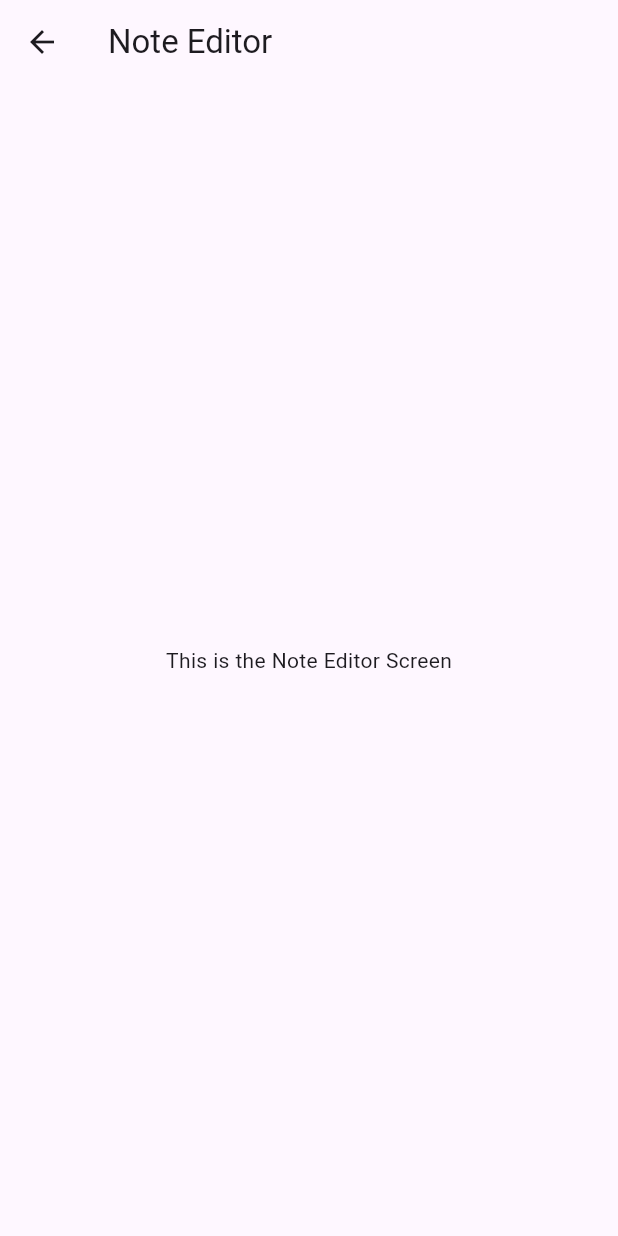
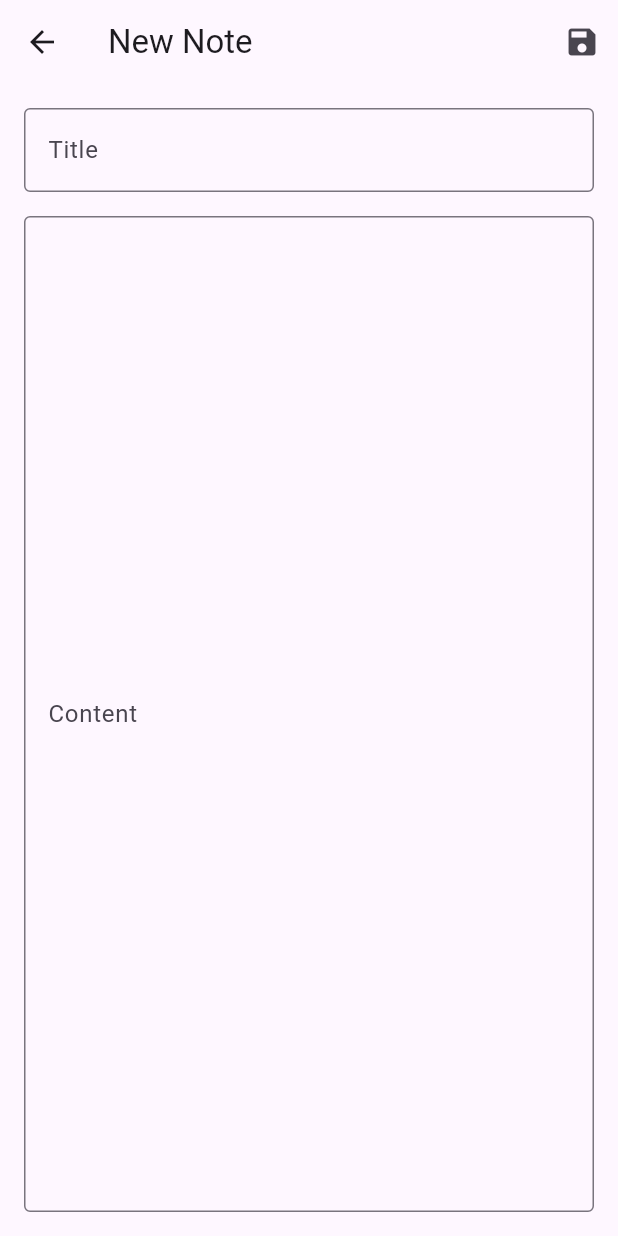
Before and after one commit to AndresCardosoP/Brain-Wave, a Flutter app: the screen it shows after launch, after a tap on the "add" icon, on a phone screen of 412 x 824 dp. Run offline on Flutter 3.47's test engine with Material 3 defaults, Android fonts, the phone set to English and light mode, and no system bars; our stand-ins replace sqflite; accounts and stored records are empty.

Commit message:
functionality for the screens

```diff
--- a/src/lib/models/note.dart
+++ b/src/lib/models/note.dart
@@ -1,7 +1,7 @@
 // lib/models/note.dart
 
 class Note {
-  final int? id;
+  final int? id; // id will be auto-incremented by SQLite
   final String title;
   final String content;
   final DateTime timestamp;
@@ -13,7 +13,7 @@ class Note {
     required this.timestamp,
   });
 
-  // Convert a Note into a Map. The keys correspond to the column names in the database.
+  // Convert a Note into a Map for the database.
   Map<String, dynamic> toMap() {
     return {
       'id': id,
@@ -23,7 +23,7 @@ class Note {
     };
   }
 
-  // Create a Note from a Map.
+  // Create a Note from a Map (retrieved from the database).
   factory Note.fromMap(Map<String, dynamic> map) {
     return Note(
       id: map['id'],
--- a/src/lib/screens/home_screen.dart
+++ b/src/lib/screens/home_screen.dart
@@ -1,33 +1,101 @@
 // lib/screens/home_screen.dart
 
 import 'package:flutter/material.dart';
+import '../models/note.dart';
+import '../services/db_helper.dart';
 import 'note_editor.dart';
 
 class HomeScreen extends StatefulWidget {
   const HomeScreen({Key? key}) : super(key: key);
-
   @override
   _HomeScreenState createState() => _HomeScreenState();
 }
 
 class _HomeScreenState extends State<HomeScreen> {
+  final DBHelper _dbHelper = DBHelper();
+  List<Note> _notes = [];
+
+  @override
+  void initState() {
+    super.initState();
+    _refreshNoteList();
+  }
+
+  // Fetch notes from the database
+  void _refreshNoteList() async {
+    List<Note> notes = await _dbHelper.getNotes();
+    setState(() {
+      _notes = notes;
+    });
+  }
+
+  // Navigate to the Note Editor to add or edit a note
+  void _navigateToEditor({Note? note}) async {
+    bool? shouldRefresh = await Navigator.push(
+      context,
+      MaterialPageRoute(
+        builder: (context) => NoteEditor(note: note),
+      ),
+    );
+    if (shouldRefresh == true) {
+      _refreshNoteList();
+    }
+  }
+
+  // Confirm deletion of a note
+  void _deleteNoteConfirm(int id) {
+    showDialog(
+      context: context,
+      builder: (context) => AlertDialog(
+        title: Text('Delete Note?'),
+        content: Text('Are you sure you want to delete this note?'),
+        actions: [
+          TextButton(
+            onPressed: () async {
+              await _dbHelper.deleteNote(id);
+              Navigator.pop(context);
+              _refreshNoteList();
+            },
+            child: Text('Delete', style: TextStyle(color: Colors.red)),
+          ),
+          TextButton(
+            onPressed: () => Navigator.pop(context),
+            child: Text('Cancel'),
+          ),
+        ],
+      ),
+    );
+  }
+
+  // Build the list item for each note
+  Widget _buildNoteItem(Note note) {
+    return ListTile(
+      title: Text(note.title),
+      subtitle: Text(
+        note.content.length > 50 ? '${note.content.substring(0, 50)}...' : note.content,
+      ),
+      trailing: IconButton(
+        icon: Icon(Icons.delete, color: Colors.red),
+        onPressed: () => _deleteNoteConfirm(note.id!),
+      ),
+      onTap: () => _navigateToEditor(note: note),
+    );
+  }
+
   @override
   Widget build(BuildContext context) {
     return Scaffold(
       appBar: AppBar(
         title: Text('BrainWave Notes'),
       ),
-      body: Center(
-        child: Text('Welcome to BrainWave!'),
-      ),
+      body: _notes.isEmpty
+          ? Center(child: Text('No notes available. Tap "+" to add a new note.'))
+          : ListView.builder(
+              itemCount: _notes.length,
+              itemBuilder: (context, index) => _buildNoteItem(_notes[index]),
+            ),
       floatingActionButton: FloatingActionButton(
-        onPressed: () {
-          // Navigate to Note Editor
-          Navigator.push(
-            context,
-            MaterialPageRoute(builder: (context) => NoteEditor()),
-          );
-        },
+        onPressed: () => _navigateToEditor(),
         child: Icon(Icons.add),
         tooltip: 'Add Note',
       ),
--- a/src/lib/screens/note_editor.dart
+++ b/src/lib/screens/note_editor.dart
@@ -1,18 +1,104 @@
 // lib/screens/note_editor.dart
 
 import 'package:flutter/material.dart';
+import '../models/note.dart';
+import '../services/db_helper.dart';
 
-class NoteEditor extends StatelessWidget {
-  const NoteEditor({Key? key}) : super(key: key);
+class NoteEditor extends StatefulWidget {
+  final Note? note; // If null, this is a new note
+
+  const NoteEditor({Key? key, this.note}) : super(key: key);
+
+  @override
+  _NoteEditorState createState() => _NoteEditorState();
+}
+
+class _NoteEditorState extends State<NoteEditor> {
+  final _formKey = GlobalKey<FormState>();
+  late String _title;
+  late String _content;
+  final DBHelper _dbHelper = DBHelper();
+
+  @override
+  void initState() {
+    super.initState();
+    _title = widget.note?.title ?? '';
+    _content = widget.note?.content ?? '';
+  }
+
+  // Save the note to the database
+  void _saveNote() async {
+    if (_formKey.currentState!.validate()) {
+      _formKey.currentState!.save();
+
+      Note note = Note(
+        id: widget.note?.id,
+        title: _title,
+        content: _content,
+        timestamp: DateTime.now(),
+      );
+
+      if (widget.note == null) {
+        // Insert a new note
+        await _dbHelper.insertNote(note);
+      } else {
+        // Update an existing note
+        await _dbHelper.updateNote(note);
+      }
+
+      Navigator.pop(context, true); // Indicate that the notes list should refresh
+    }
+  }
 
   @override
   Widget build(BuildContext context) {
     return Scaffold(
       appBar: AppBar(
-        title: Text('Note Editor'),
+        title: Text(widget.note == null ? 'New Note' : 'Edit Note'),
+        actions: [
+          IconButton(
+            icon: Icon(Icons.save),
+            onPressed: _saveNote,
+            tooltip: 'Save Note',
+          ),
+        ],
       ),
-      body: Center(
-        child: Text('This is the Note Editor Screen'),
+      body: Padding(
+        padding: const EdgeInsets.all(16.0),
+        child: Form(
+          key: _formKey,
+          child: Column(
+            children: [
+              // Title Field
+              TextFormField(
+                initialValue: _title,
+                decoration: InputDecoration(
+                  labelText: 'Title',
+                  border: OutlineInputBorder(),
+                ),
+                onSaved: (value) => _title = value ?? '',
+                validator: (value) =>
+                    value == null || value.isEmpty ? 'Please enter a title' : null,
+              ),
+              SizedBox(height: 16.0),
+              // Content Field
+              Expanded(
+                child: TextFormField(
+                  initialValue: _content,
+                  decoration: InputDecoration(
+                    labelText: 'Content',
+                    border: OutlineInputBorder(),
+                  ),
+                  onSaved: (value) => _content = value ?? '',
+                  maxLines: null,
+                  expands: true,
+                  validator: (value) =>
+                      value == null || value.isEmpty ? 'Please enter content' : null,
+                ),
+              ),
+            ],
+          ),
+        ),
       ),
     );
   }
--- a/src/lib/services/db_helper.dart
+++ b/src/lib/services/db_helper.dart
@@ -6,19 +6,25 @@ import '../models/note.dart';
 
 class DBHelper {
   static final DBHelper _instance = DBHelper._internal();
+
   factory DBHelper() => _instance;
+
   DBHelper._internal();
 
   static Database? _database;
 
   Future<Database> get database async {
     if (_database != null) return _database!;
+    // Initialize the database if it doesn't exist
     _database = await _initDB('brainwave.db');
     return _database!;
   }
 
-  Future<Database> _initDB(String filePath) async {
-    String path = join(await getDatabasesPath(), filePath);
+  Future<Database> _initDB(String filename) async {
+    final dbPath = await getDatabasesPath();
+    final path = join(dbPath, filename);
+
+    // Open the database and create the table if it doesn't exist
     return await openDatabase(
       path,
       version: 1,
@@ -37,31 +43,43 @@ class DBHelper {
     ''');
   }
 
-  // CRUD Operations
-
+  // Insert a new note into the database
   Future<int> insertNote(Note note) async {
     final db = await database;
-    return await db.insert('notes', note.toMap(),
-        conflictAlgorithm: ConflictAlgorithm.replace);
+    return await db.insert('notes', note.toMap());
   }
 
+  // Retrieve all notes from the database
   Future<List<Note>> getNotes() async {
     final db = await database;
-    final List<Map<String, dynamic>> maps =
-        await db.query('notes', orderBy: 'timestamp DESC');
+    final List<Map<String, dynamic>> maps = await db.query(
+      'notes',
+      orderBy: 'timestamp DESC',
+    );
+
     return List.generate(maps.length, (i) {
       return Note.fromMap(maps[i]);
     });
   }
 
+  // Update an existing note in the database
   Future<int> updateNote(Note note) async {
     final db = await database;
-    return await db.update('notes', note.toMap(),
-        where: 'id = ?', whereArgs: [note.id]);
+    return await db.update(
+      'notes',
+      note.toMap(),
+      where: 'id = ?',
+      whereArgs: [note.id],
+    );
   }
 
+  // Delete a note from the database
   Future<int> deleteNote(int id) async {
     final db = await database;
-    return await db.delete('notes', where: 'id = ?', whereArgs: [id]);
+    return await db.delete(
+      'notes',
+      where: 'id = ?',
+      whereArgs: [id],
+    );
   }
 }
```
